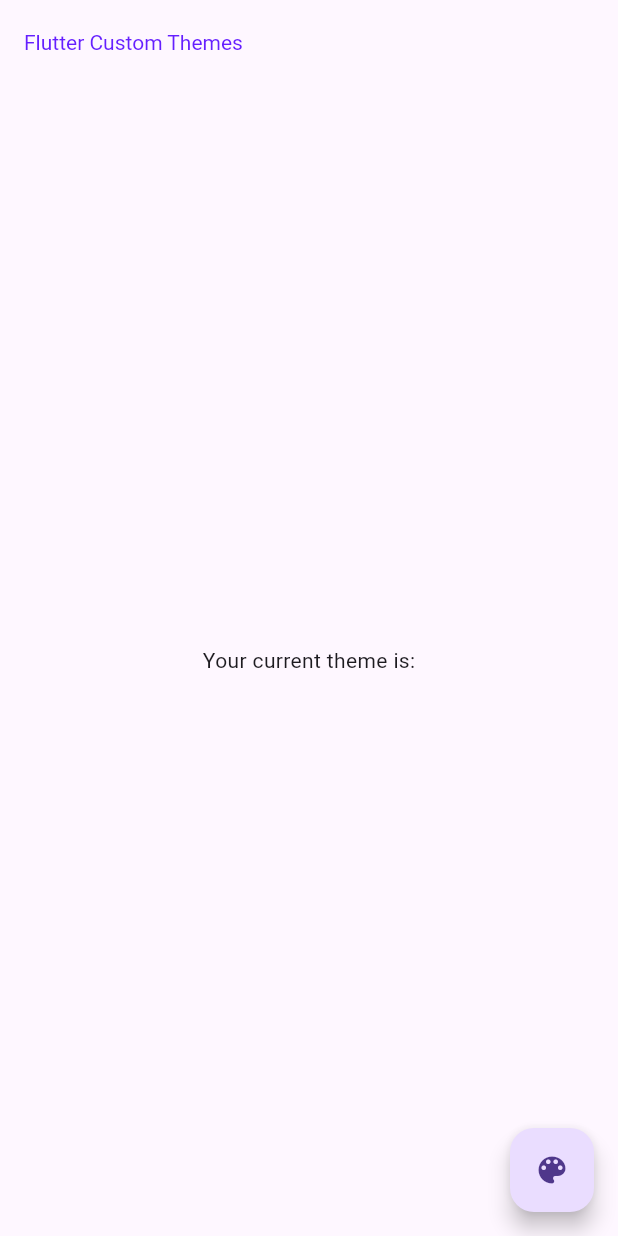
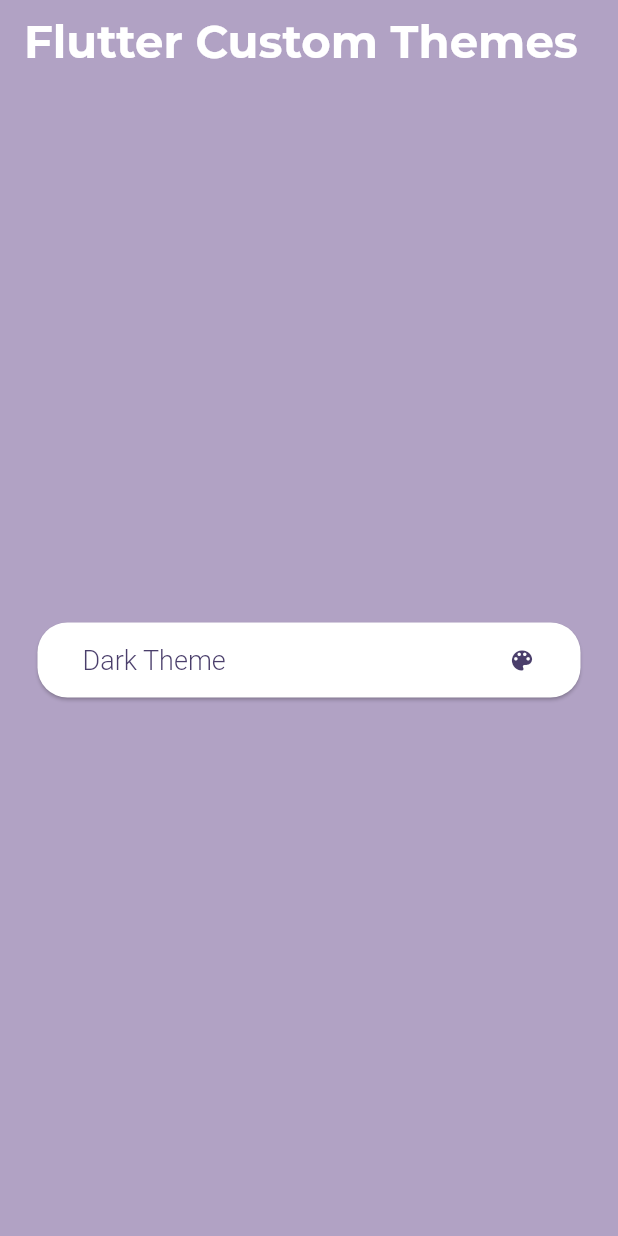
Before and after one commit to kverkholomova/-custom_theme_flutter, a Flutter app: the screen it shows after launch, on a phone screen of 412 x 824 dp. Run offline on Flutter 3.47's test engine with Material 3 defaults, Android fonts, the phone set to English and light mode, and no system bars; our stand-ins replace google_fonts.

Commit message:
style: update light theme style

```diff
--- a/lib/screens/home_screen.dart
+++ b/lib/screens/home_screen.dart
@@ -1,4 +1,3 @@
-
 import 'package:flutter/material.dart';
 import 'package:provider/provider.dart';
 
@@ -14,34 +13,42 @@ class MyHomePage extends StatefulWidget {
 }
 
 class _MyHomePageState extends State<MyHomePage> {
-
   @override
   Widget build(BuildContext context) {
+    final themeProvider = context.read<ThemeProvider>();
+
     return Scaffold(
-      appBar: AppBar(
-        title: Text(widget.title),
-      ),
+      appBar: AppBar(title: Text(widget.title)),
       body: Center(
         child: Column(
           mainAxisAlignment: MainAxisAlignment.center,
           children: <Widget>[
-            const Text('Your current theme is:'),
+            Padding(
+              padding: const EdgeInsets.symmetric(horizontal: 25),
+              child: ElevatedButton(
+                onPressed: () {
+                  themeProvider.setTheme(
+                    themeProvider.themeData.brightness == Brightness.dark
+                        ? AppTheme.light
+                        : AppTheme.dark,
+                  );
+                },
+                child: Row(
+                  mainAxisAlignment: MainAxisAlignment.spaceBetween,
+                  children: [
+                    Text(
+                      themeProvider.themeData.brightness == Brightness.dark
+                          ? "Light Theme"
+                          : "Dark Theme",
+                    ),
+                    Icon(Icons.color_lens_rounded),
+                  ],
+                ),
+              ),
+            ),
           ],
         ),
       ),
-      floatingActionButton: FloatingActionButton(
-        onPressed: (){
-
-          final themeProvider = context.read<ThemeProvider>();
-          themeProvider.setTheme(
-            themeProvider.themeData
-                .brightness == Brightness.dark
-                ? AppTheme.light
-                : AppTheme.dark,
-          );
-        },
-        child: const Icon(Icons.color_lens_rounded),
-      ), // This trailing comma makes auto-formatting nicer for build methods.
     );
   }
 }
--- a/lib/theme/dark_theme.dart
+++ b/lib/theme/dark_theme.dart
@@ -3,10 +3,4 @@ import 'package:flutter/material.dart';
 final ThemeData darkTheme = ThemeData(
   brightness: Brightness.dark,
   scaffoldBackgroundColor: const Color.fromRGBO(15,20,26, 1.0),
-  bottomNavigationBarTheme: const BottomNavigationBarThemeData(
-    type: BottomNavigationBarType.fixed,
-    backgroundColor: Color.fromRGBO(20,28,37, 1.0),
-    selectedItemColor: Color.fromRGBO(236,240,245, 1.0),
-    unselectedItemColor: Color.fromRGBO(172,190,211, 1.0),
-  ),
 );
--- a/lib/theme/light_theme.dart
+++ b/lib/theme/light_theme.dart
@@ -1,12 +1,29 @@
 import 'package:flutter/material.dart';
+import 'package:google_fonts/google_fonts.dart';
 
 final ThemeData lightTheme = ThemeData(
+  textTheme: GoogleFonts.montserratTextTheme().apply(
+    bodyColor: Color.fromRGBO(38, 41, 51, 1.0),
+    displayColor: Color.fromRGBO(38, 41, 51, 1.0),
+  ),
+  elevatedButtonTheme: ElevatedButtonThemeData(
+    style: ElevatedButton.styleFrom(
+      backgroundColor: Colors.white, // button color
+      foregroundColor: Color.fromRGBO(74, 62, 107, 1.0), // text/icon color
+      minimumSize: Size(double.infinity, 50), // button size
+      textStyle: TextStyle(fontSize: 18, fontWeight: FontWeight.w300),
+      padding: EdgeInsets.symmetric(horizontal: 30, vertical: 12),
+      shape: RoundedRectangleBorder(borderRadius: BorderRadius.circular(20)),
+    ),
+  ),
   brightness: Brightness.light,
-  scaffoldBackgroundColor: Colors.deepPurpleAccent[50],
+  scaffoldBackgroundColor: Color.fromRGBO(177, 162, 196, 1.0),
   appBarTheme: AppBarThemeData(
-    backgroundColor: Colors.deepPurpleAccent[50],
-    titleTextStyle: TextStyle(
-      color: Colors.deepPurpleAccent[400],
-    )
+    backgroundColor: Color.fromRGBO(177, 162, 196, 1.0),
+    titleTextStyle: GoogleFonts.montserrat(
+      fontSize: 30,
+      fontWeight: FontWeight.bold,
+      color: Colors.white,
+    ),
   ),
 );
```
